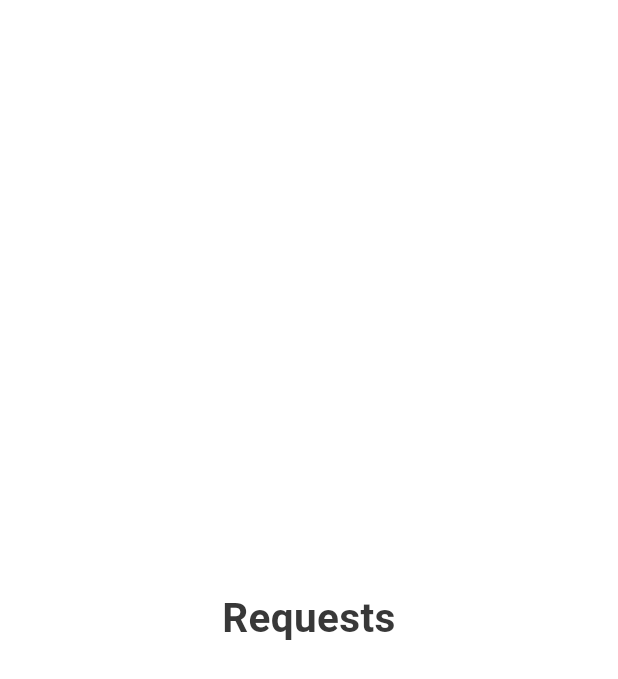
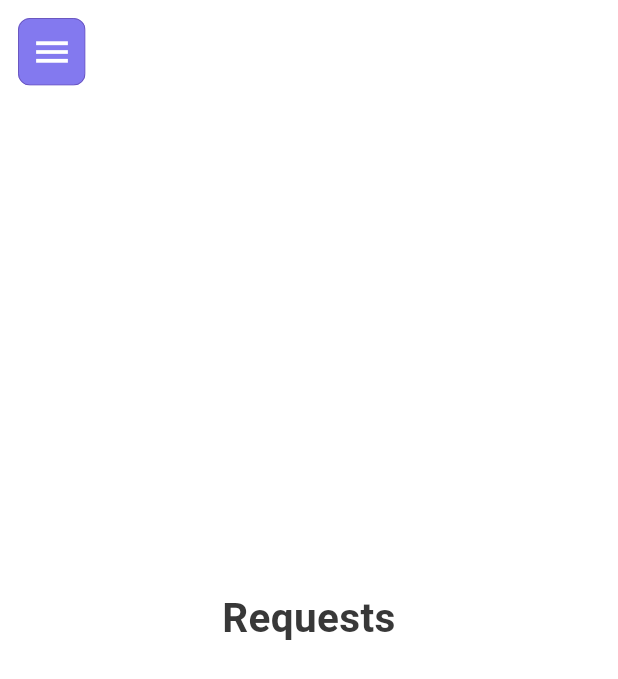
Before and after one commit to rayyankhan00776/GoDropMe, a Flutter app: the DriverRequestsScreen screen opened directly, on a phone screen of 412 x 824 dp. Shown: the top 679 px of the screen. Run offline on Flutter 3.47's test engine with Material 3 defaults, Android fonts, the phone set to English and light mode, and no system bars; our stand-ins replace appwrite, flutter_svg, get, google_maps_flutter, image_picker, shared_preferences; accounts and stored records are empty; project files that could hold a hidden picture were left out.

Commit message:
added basic drawer to the driver side screen

```diff
--- /dev/null
+++ b/lib/features/DriverSide/common widgets/driver_drawer_button.dart
@@ -0,0 +1,48 @@
+// Glassy Drawer Button widget for driver side
+// ignore_for_file: deprecated_member_use
+
+import 'dart:ui';
+import 'package:flutter/material.dart';
+import 'package:godropme/theme/colors.dart';
+
+class DriverGlassDrawerButton extends StatelessWidget {
+  final VoidCallback? onPressed;
+  final double size;
+  final double borderRadius;
+  final Color iconColor;
+  final IconData icon;
+
+  const DriverGlassDrawerButton({
+    super.key,
+    this.onPressed,
+    this.size = 45,
+    this.borderRadius = 8,
+    this.iconColor = AppColors.white,
+    this.icon = Icons.menu,
+  });
+
+  @override
+  Widget build(BuildContext context) {
+    return ClipRRect(
+      child: BackdropFilter(
+        filter: ImageFilter.blur(sigmaX: 0, sigmaY: 1),
+        child: Container(
+          height: size,
+          width: size,
+          decoration: BoxDecoration(
+            color: AppColors.primary.withOpacity(0.9),
+            border: Border.all(
+              color: AppColors.primaryDark.withOpacity(0.8),
+              width: 0.6,
+            ),
+            borderRadius: BorderRadius.circular(borderRadius),
+          ),
+          child: IconButton(
+            icon: Icon(icon, color: iconColor, size: 28),
+            onPressed: onPressed,
+          ),
+        ),
+      ),
+    );
+  }
+}
--- /dev/null
+++ b/lib/features/DriverSide/common widgets/driver_drawer_shell.dart
@@ -0,0 +1,67 @@
+// Reusable shell for driver-side screens with top-left menu and overlay drawer
+// ignore_for_file: deprecated_member_use
+
+import 'package:flutter/material.dart';
+import 'package:godropme/features/driverSide/common widgets/driver_drawer.dart';
+import 'package:godropme/features/driverSide/common widgets/driver_drawer_button.dart';
+import 'package:godropme/utils/responsive.dart';
+
+class DriverDrawerShell extends StatefulWidget {
+  final Widget body;
+
+  const DriverDrawerShell({super.key, required this.body});
+
+  @override
+  State<DriverDrawerShell> createState() => _DriverDrawerShellState();
+}
+
+class _DriverDrawerShellState extends State<DriverDrawerShell> {
+  bool _isOpen = false;
+
+  void _toggle() => setState(() => _isOpen = !_isOpen);
+  void _close() => setState(() => _isOpen = false);
+
+  @override
+  Widget build(BuildContext context) {
+    final drawerWidth = Responsive.wp(context, 85);
+
+    return Stack(
+      children: [
+        Positioned.fill(child: widget.body),
+        SafeArea(
+          child: Align(
+            alignment: Alignment.topLeft,
+            child: Padding(
+              padding: EdgeInsets.only(
+                left: Responsive.scaleClamped(context, 12, 12, 12),
+                top: Responsive.scaleClamped(context, 12, 12, 12),
+              ),
+              child: DriverGlassDrawerButton(onPressed: _toggle),
+            ),
+          ),
+        ),
+        if (_isOpen) ...[
+          Positioned.fill(
+            child: GestureDetector(
+              behavior: HitTestBehavior.opaque,
+              onTap: _close,
+              child: const SizedBox.shrink(),
+            ),
+          ),
+          Align(
+            alignment: Alignment.centerLeft,
+            child: Material(
+              elevation: 8,
+              color: Colors.transparent,
+              child: SizedBox(
+                width: drawerWidth,
+                height: double.infinity,
+                child: const DriverDrawer(),
+              ),
+            ),
+          ),
+        ],
+      ],
+    );
+  }
+}
--- a/lib/features/DriverSide/driverHome/pages/driver_map_screen.dart
+++ b/lib/features/DriverSide/driverHome/pages/driver_map_screen.dart
@@ -1,5 +1,6 @@
 import 'package:flutter/material.dart';
 import 'package:google_maps_flutter/google_maps_flutter.dart';
+import 'package:godropme/features/driverSide/common widgets/driver_drawer_shell.dart';
 
 class DriverMapScreen extends StatefulWidget {
   const DriverMapScreen({super.key});
@@ -20,6 +21,7 @@ class _DriverMapScreenState extends State<DriverMapScreen> {
   @override
   Widget build(BuildContext context) {
     return Scaffold(
+      body: DriverDrawerShell(
         body: GoogleMap(
           initialCameraPosition: const CameraPosition(
             target: LatLng(34.0000, 71.57849),
@@ -30,6 +32,7 @@ class _DriverMapScreenState extends State<DriverMapScreen> {
           zoomControlsEnabled: false,
           onMapCreated: (c) => _mapController = c,
         ),
+      ),
     );
   }
 }
--- a/lib/features/DriverSide/driverHome/pages/driver_requests_screen.dart
+++ b/lib/features/DriverSide/driverHome/pages/driver_requests_screen.dart
@@ -1,5 +1,6 @@
 import 'package:flutter/material.dart';
 import 'package:godropme/utils/app_typography.dart';
+import 'package:godropme/features/driverSide/common widgets/driver_drawer_shell.dart';
 
 class DriverRequestsScreen extends StatelessWidget {
   const DriverRequestsScreen({super.key});
@@ -7,11 +8,13 @@ class DriverRequestsScreen extends StatelessWidget {
   @override
   Widget build(BuildContext context) {
     return Scaffold(
-      body: Center(
-        child: Text(
-          'Requests',
-          style: AppTypography.optionHeading,
-          textAlign: TextAlign.center,
+      body: DriverDrawerShell(
+        body: Center(
+          child: Text(
+            'Requests',
+            style: AppTypography.optionHeading,
+            textAlign: TextAlign.center,
+          ),
         ),
       ),
     );
```
Also changed, not shown: lib/features/DriverSide/common widgets/driver_drawer.dart (added, +72 -0 lines), lib/features/DriverSide/driverHome/pages/driver_chat_screen.dart (+8 -5 lines), lib/features/DriverSide/driverHome/pages/driver_orders_screen.dart (+8 -5 lines). Lines whose indentation alone changed are shown as unchanged.
